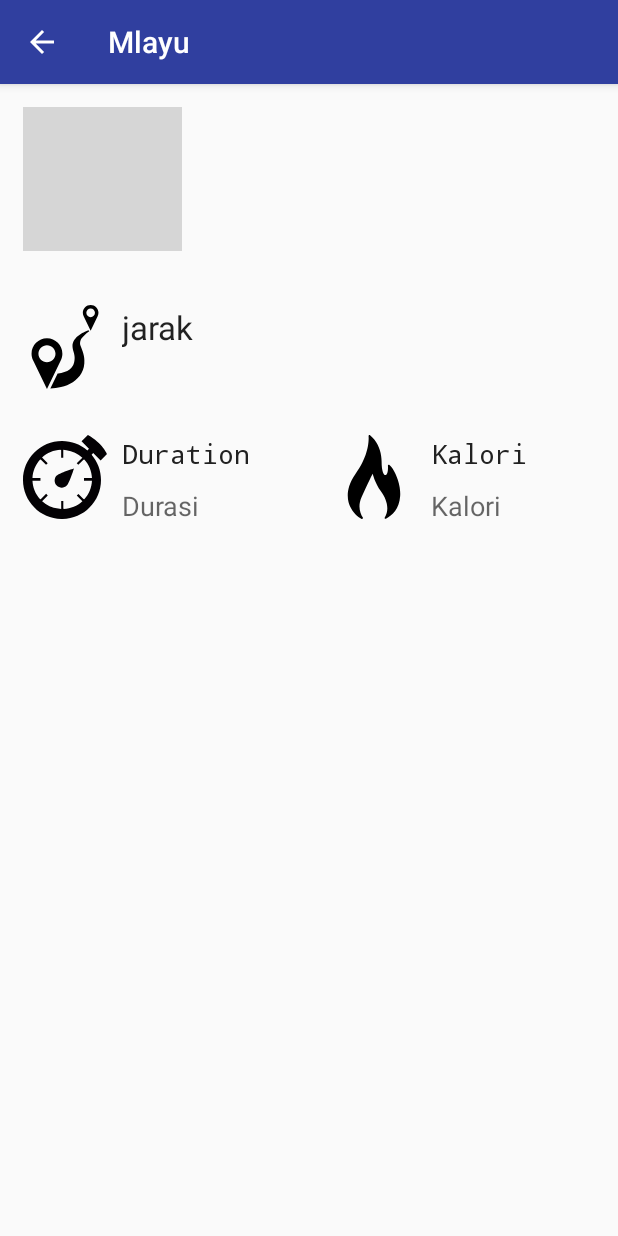
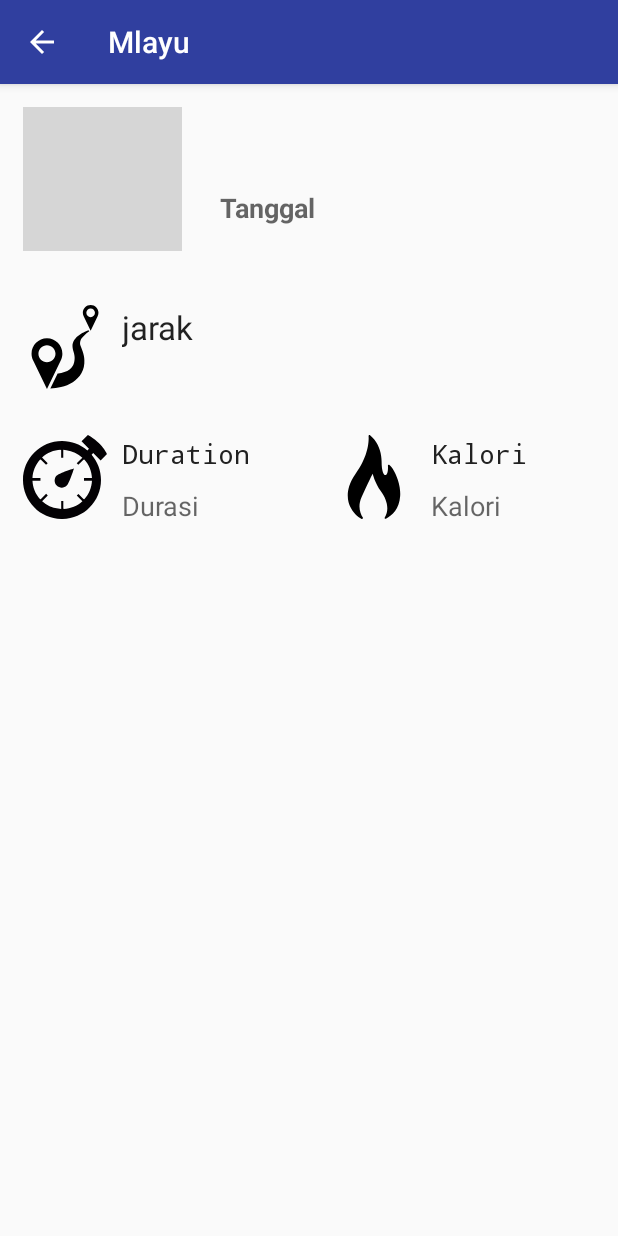
Before and after one commit to ysavr/Mlayu, an Android app: the DetailActivity screen opened directly, with no data from a screen before it, on a phone screen of 412 x 824 dp. Run offline under Robolectric (Android 15) with nearby library versions, the phone set to English and light mode, and no system bars; our stand-ins replace CircleImageView, Firebase (no records; nobody signed in at launch, a user with empty details on screens opened directly); 5 statements that could not run were skipped; grey boxes are pictures that could not be loaded.

Commit message:
MlayuApps

```diff
--- a/app/src/main/java/com/example/savr/mlayu/Activity/DetailActivity.java
+++ b/app/src/main/java/com/example/savr/mlayu/Activity/DetailActivity.java
@@ -14,7 +14,8 @@ import com.google.firebase.database.DatabaseReference;
 import de.hdodenhof.circleimageview.CircleImageView;
 
 public class DetailActivity extends AppCompatActivity {
-    private TextView profile_nama,profile_email, Textprofile_umur,Textprofile_tinggi,Textprofile_berat;
+    private TextView profile_nama, tanggal_lari;
+    private TextView jaraktextView,durasitextView,kaloritextView;
     private CircleImageView poto_Profil;
     private String id,email,name,img_url;
 
@@ -32,21 +33,28 @@ public class DetailActivity extends AppCompatActivity {
         progressDialog = new ProgressDialog(this);
         poto_Profil = (CircleImageView) findViewById(R.id.detailUserPhoto);
         profile_nama = (TextView) findViewById(R.id.detailProfile_nama);
-        profile_email = (TextView) findViewById(R.id.detailProfile_email);
+        tanggal_lari = (TextView) findViewById(R.id.detailTanggalLari);
+
+        jaraktextView = (TextView) findViewById(R.id.detailjarak);
+        durasitextView = (TextView) findViewById(R.id.detailDurasi);
+        kaloritextView = (TextView) findViewById(R.id.detailKalori);
 
         FirebaseUser firebaseUser = FirebaseAuth.getInstance().getCurrentUser();
 
         if(firebaseUser!=null){
             id = firebaseUser.getUid();
             name = firebaseUser.getDisplayName();
-            email = firebaseUser.getEmail();
             img_url = firebaseUser.getPhotoUrl().toString();
 
             profile_nama.setText(name);
-            profile_email.setText(email);
             Glide.with(this).load(img_url).into(poto_Profil);
 
+        }
 
-        }
+        Bundle intent = getIntent().getExtras();
+        tanggal_lari.setText("Ran on "+intent.getString("tanggal"));
+        jaraktextView.setText(intent.getString("jarak"));
+        durasitextView.setText(intent.getString("durasi"));
+        kaloritextView.setText(intent.getString("kalori"));
     }
 }
--- a/app/src/main/res/layout/activity_data_user.xml
+++ b/app/src/main/res/layout/activity_data_user.xml
@@ -29,7 +29,7 @@
                     android:layout_height="96dp"
                     android:layout_marginBottom="5dp"
                     android:src="@drawable/ic_person_black_24dp"
-                    app:civ_border_color="#BBDEFB"
+                    app:civ_border_color="#00ff0000"
                     app:civ_border_width="2dp"/>
 
                 <TextView
--- a/app/src/main/res/layout/activity_detail.xml
+++ b/app/src/main/res/layout/activity_detail.xml
@@ -19,7 +19,7 @@
             android:layout_height="96dp"
             android:layout_marginBottom="5dp"
             android:src="@drawable/ic_person_black_24dp"
-            app:civ_border_color="#BBDEFB"
+            app:civ_border_color="#00ff0000"
             app:civ_border_width="2dp" />
 
         <LinearLayout
@@ -36,17 +36,18 @@
                 android:layout_marginTop="15dp"
                 android:layout_toRightOf="@+id/userphoto"
                 android:text="Nama"
-                android:textAppearance="?android:textAppearanceMedium" />
+                android:textAppearance="?android:textAppearanceLarge" />
 
             <TextView
-                android:id="@+id/detailProfile_email"
+                android:id="@+id/detailTanggalLari"
                 android:layout_width="match_parent"
                 android:layout_height="wrap_content"
                 android:layout_below="@+id/profile_nama"
                 android:layout_marginLeft="25dp"
                 android:layout_marginTop="10dp"
                 android:layout_toRightOf="@+id/userphoto"
-                android:text="Email"
+                android:text="Tanggal"
+                android:textStyle="bold"
                 android:textAppearance="?android:textAppearanceMedium" />
         </LinearLayout>
     </RelativeLayout>
```
Also changed, not shown: app/src/main/java/com/example/savr/mlayu/Adapter/LariAdapter.java (+20 -3 lines), app/src/main/res/layout/fragment_mlayu.xml (+8 -0 lines).
